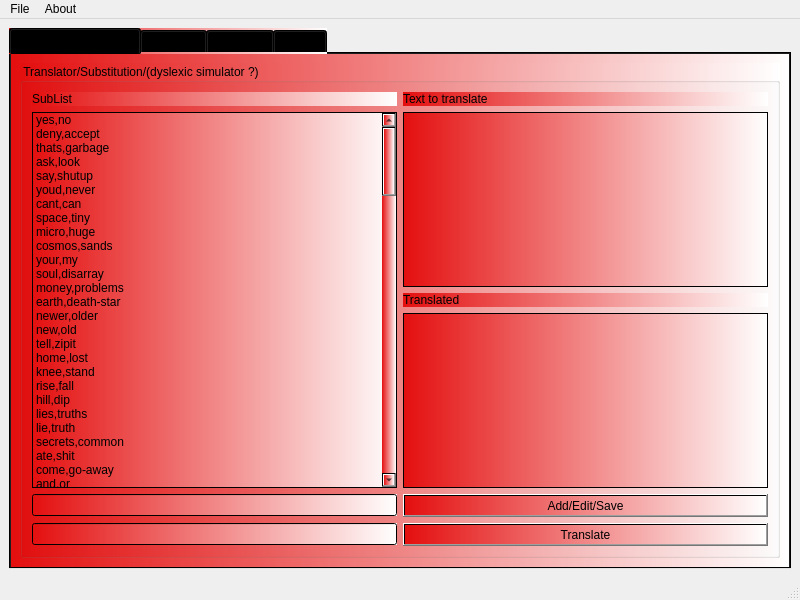
This is mainwindow.ui in netpipe/RightHand as Qt 5 draws it before an edit. The edited form follows.
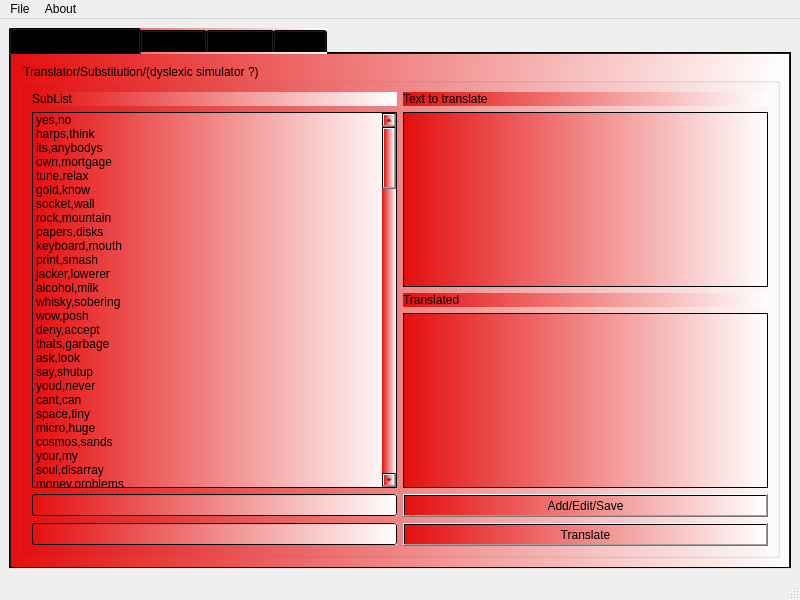
This is the edited form. The open tabs and pages were chosen to show the change.

What changed in the file:
```diff
--- a/mainwindow.ui
+++ b/mainwindow.ui
@@ -88,6 +88,76 @@
                <string>yes,no</string>
               </property>
              </item>
+             <item>
+              <property name="text">
+               <string>harps,think</string>
+              </property>
+             </item>
+             <item>
+              <property name="text">
+               <string>its,anybodys</string>
+              </property>
+             </item>
+             <item>
+              <property name="text">
+               <string>own,mortgage</string>
+              </property>
+             </item>
+             <item>
+              <property name="text">
+               <string>tune,relax</string>
+              </property>
+             </item>
+             <item>
+              <property name="text">
+               <string>gold,know</string>
+              </property>
+             </item>
+             <item>
+              <property name="text">
+               <string>socket,wall</string>
+              </property>
+             </item>
+             <item>
+              <property name="text">
+               <string>rock,mountain</string>
+              </property>
+             </item>
+             <item>
+              <property name="text">
+               <string>papers,disks</string>
+              </property>
+             </item>
+             <item>
+              <property name="text">
+               <string>keyboard,mouth</string>
+              </property>
+             </item>
+             <item>
+              <property name="text">
+               <string>print,smash</string>
+              </property>
+             </item>
+             <item>
+              <property name="text">
+               <string>jacker,lowerer</string>
+              </property>
+             </item>
+             <item>
+              <property name="text">
+               <string>alcohol,milk</string>
+              </property>
+             </item>
+             <item>
+              <property name="text">
+               <string>whisky,sobering</string>
+              </property>
+             </item>
+             <item>
+              <property name="text">
+               <string>wow,posh</string>
+              </property>
+             </item>
              <item>
               <property name="text">
                <string>deny,accept</string>
```
Left out of the diff: 2 changed lines with no effect on the pictures.
